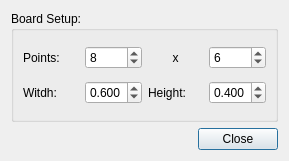
Above: forms/ConfigDialog.ui from Knueppl/3d_calibration_tool before the change. Below: the same form after it.
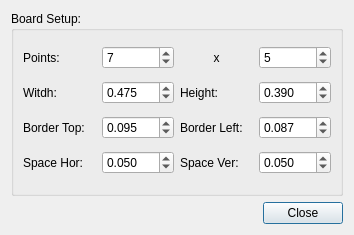
That is the form after the change.

```diff
--- a/forms/ConfigDialog.ui
+++ b/forms/ConfigDialog.ui
@@ -6,8 +6,8 @@
    <rect>
     <x>0</x>
     <y>0</y>
-    <width>289</width>
-    <height>161</height>
+    <width>354</width>
+    <height>235</height>
    </rect>
   </property>
   <property name="windowTitle">
@@ -20,10 +20,55 @@
       <string>Board Setup:</string>
      </property>
      <layout class="QGridLayout" name="gridLayout">
+      <item row="3" column="3">
+       <widget class="QDoubleSpinBox" name="_spinBorderLeft">
+        <property name="decimals">
+         <number>3</number>
+        </property>
+        <property name="minimum">
+         <double>0.001000000000000</double>
+        </property>
+        <property name="maximum">
+         <double>9.990000000000000</double>
+        </property>
+        <property name="singleStep">
+         <double>0.010000000000000</double>
+        </property>
+        <property name="value">
+         <double>0.087000000000000</double>
+        </property>
+       </widget>
+      </item>
+      <item row="3" column="1">
+       <widget class="QDoubleSpinBox" name="_spinBorderTop">
+        <property name="decimals">
+         <number>3</number>
+        </property>
+        <property name="minimum">
+         <double>0.001000000000000</double>
+        </property>
+        <property name="maximum">
+         <double>9.990000000000000</double>
+        </property>
+        <property name="singleStep">
+         <double>0.010000000000000</double>
+        </property>
+        <property name="value">
+         <double>0.095000000000000</double>
+        </property>
+       </widget>
+      </item>
+      <item row="3" column="0">
+       <widget class="QLabel" name="label_5">
+        <property name="text">
+         <string>Border Top:</string>
+        </property>
+       </widget>
+      </item>
       <item row="1" column="1">
        <widget class="QSpinBox" name="_spinPointsWidth">
         <property name="value">
-         <number>8</number>
+         <number>7</number>
         </property>
        </widget>
       </item>
@@ -61,7 +106,7 @@
       <item row="1" column="3">
        <widget class="QSpinBox" name="_spinPointsWidth_2">
         <property name="value">
-         <number>6</number>
+         <number>5</number>
         </property>
        </widget>
       </item>
@@ -74,7 +119,7 @@
          <double>9.999000000000001</double>
         </property>
         <property name="value">
-         <double>0.600000000000000</double>
+         <double>0.475000000000000</double>
         </property>
        </widget>
       </item>
@@ -90,7 +135,66 @@
          <double>0.010000000000000</double>
         </property>
         <property name="value">
-         <double>0.400000000000000</double>
+         <double>0.390000000000000</double>
+        </property>
+       </widget>
+      </item>
+      <item row="3" column="2">
+       <widget class="QLabel" name="label_6">
+        <property name="text">
+         <string>Border Left:</string>
+        </property>
+       </widget>
+      </item>
+      <item row="4" column="1">
+       <widget class="QDoubleSpinBox" name="_spinSpaceHor">
+        <property name="decimals">
+         <number>3</number>
+        </property>
+        <property name="minimum">
+         <double>0.001000000000000</double>
+        </property>
+        <property name="maximum">
+         <double>9.990000000000000</double>
+        </property>
+        <property name="singleStep">
+         <double>0.010000000000000</double>
+        </property>
+        <property name="value">
+         <double>0.050000000000000</double>
+        </property>
+       </widget>
+      </item>
+      <item row="4" column="3">
+       <widget class="QDoubleSpinBox" name="_spinSpaceVer">
+        <property name="decimals">
+         <number>3</number>
+        </property>
+        <property name="minimum">
+         <double>0.001000000000000</double>
+        </property>
+        <property name="maximum">
+         <double>9.990000000000000</double>
+        </property>
+        <property name="singleStep">
+         <double>0.010000000000000</double>
+        </property>
+        <property name="value">
+         <double>0.050000000000000</double>
+        </property>
+       </widget>
+      </item>
+      <item row="4" column="0">
+       <widget class="QLabel" name="label_7">
+        <property name="text">
+         <string>Space Hor:</string>
+        </property>
+       </widget>
+      </item>
+      <item row="4" column="2">
+       <widget class="QLabel" name="label_8">
+        <property name="text">
+         <string>Space Ver:</string>
         </property>
        </widget>
       </item>
```
Left out of the diff: 2 changed lines with no effect on the pictures.
